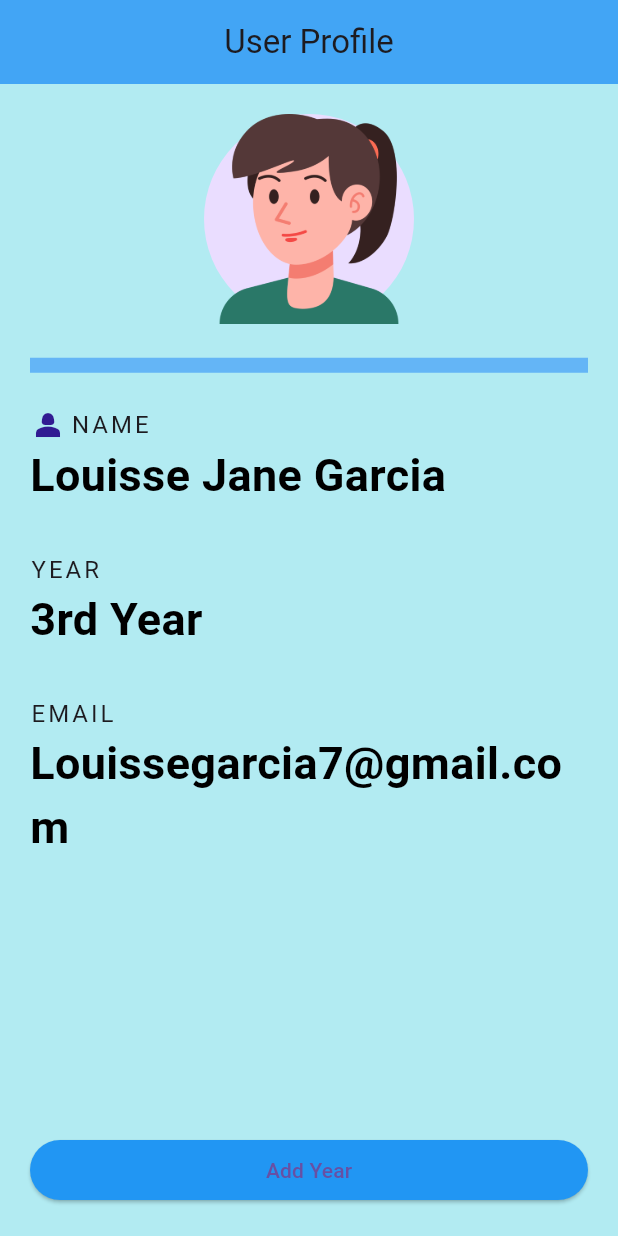
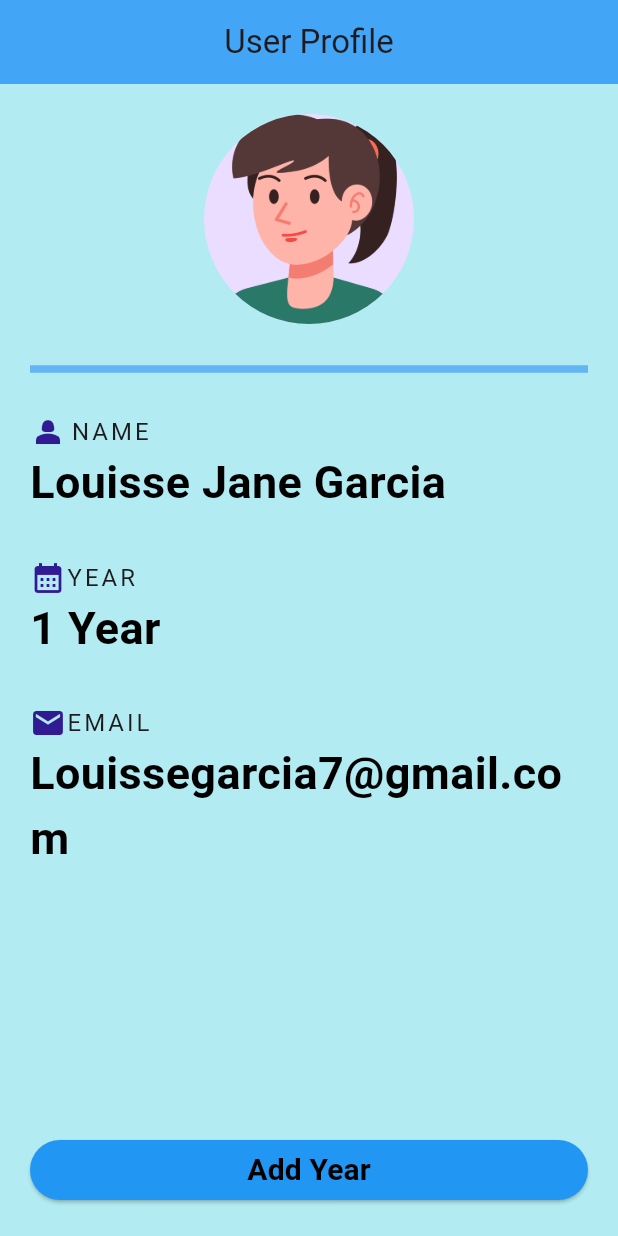
Before and after one commit to Louissejaneg/OrderJoy, a Flutter app: the screen it shows after launch, after a tap on "Add Year", on a phone screen of 412 x 824 dp. Run offline on Flutter 3.47's test engine with Material 3 defaults, Android fonts, the phone set to English and light mode, and no system bars.

Commit message:
Finalize the Activity.1

```diff
--- a/lib/Home.dart
+++ b/lib/Home.dart
@@ -1,8 +1,15 @@
 import 'package:flutter/cupertino.dart';
 import 'package:flutter/material.dart';
 
-class Home extends StatelessWidget {
+class Home extends StatefulWidget {
   const Home({super.key});
+
+  @override
+  State<Home> createState() => _HomeState();
+}
+
+class _HomeState extends State<Home> {
+  int year = 0;
 
   @override
   Widget build(BuildContext context) {
@@ -24,11 +31,11 @@ class Home extends StatelessWidget {
                     children: <Widget>[
                       Center(
                         child: CircleAvatar(
-                            child: Image.asset('assets/girl.png'),
+                            backgroundImage: AssetImage('assets/girl.png'),
                           radius: 70.0
                         ),
                       ),
-                      Divider(height: 55.0, color: Colors.blue[300], thickness: 10.0),
+                      Divider(height: 60.0, color: Colors.blue[300], thickness: 5.0),
                       Row(
                         children: [
                           Icon(
@@ -54,6 +61,12 @@ class Home extends StatelessWidget {
                         ),
                       ),
                       SizedBox(height: 30.0,),
+                      Row(
+                        children: [
+                          Icon(
+                            Icons.calendar_month_sharp,
+                            color: Colors.deepPurple[900],
+                          ),
                           Text(
                             'YEAR',
                             style: TextStyle(
@@ -61,8 +74,10 @@ class Home extends StatelessWidget {
                               letterSpacing: 2.0,
                             ),
                           ),
+                        ],
+                      ),
                       Text(
-                        '3rd Year',
+                        '$year Year',
                         style: TextStyle(
                             fontWeight: FontWeight.bold,
                             color: Colors.black,
@@ -70,12 +85,20 @@ class Home extends StatelessWidget {
                         ),
                       ),
                       SizedBox(height: 30.0,),
+                      Row(
+                        children: [
+                          Icon(
+                            Icons.email,
+                            color: Colors.deepPurple[900],
+                          ),
                           Text(
                             'EMAIL',
                             style: TextStyle(
                               fontSize: 16.0,
                               letterSpacing: 2.0,
                             ),
+                          ),
+                        ],
                       ),
                       Text(
                         'Louissegarcia7@gmail.com',
@@ -91,8 +114,18 @@ class Home extends StatelessWidget {
                   crossAxisAlignment: CrossAxisAlignment.stretch,
                   children: [
                     ElevatedButton(
-                        onPressed: (){},
-                        child: Text('Add Year'),
+                        onPressed: (){
+                          setState(() {
+                            year += 1;
+                            });
+                        },
+                        child: Text('Add Year',
+                        style: TextStyle(
+                          fontSize: 20.0,
+                          color: Colors.black,
+                          fontWeight: FontWeight.bold,
+                        ),
+                        ),
                       style: const ButtonStyle(
                         backgroundColor: WidgetStatePropertyAll(Colors.blue),
                       )
```
Lines whose indentation alone changed are shown as unchanged.
